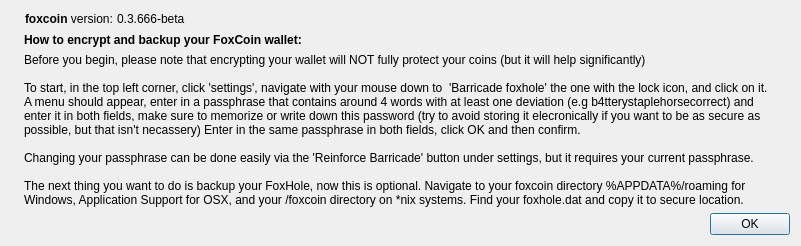
The window that src/qt/forms/protectionTutDialog.ui (plusevcoin/plusevcoin) describes before a commit, drawn with Qt 5.
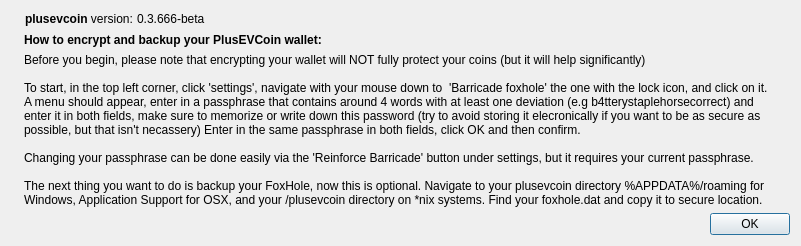
The same window after the commit. Icons and pictures are not drawn.

```diff
--- a/src/qt/forms/protectionTutDialog.ui
+++ b/src/qt/forms/protectionTutDialog.ui
@@ -65,7 +65,7 @@
            <cursorShape>IBeamCursor</cursorShape>
           </property>
           <property name="text">
-           <string>&lt;html&gt;&lt;head/&gt;&lt;body&gt;&lt;p&gt;&lt;span style=&quot; font-weight:600;&quot;&gt;foxcoin&lt;/span&gt; version: &lt;/p&gt;&lt;/body&gt;&lt;/html&gt;</string>
+           <string>&lt;html&gt;&lt;head/&gt;&lt;body&gt;&lt;p&gt;&lt;span style=&quot; font-weight:600;&quot;&gt;plusevcoin&lt;/span&gt; version: &lt;/p&gt;&lt;/body&gt;&lt;/html&gt;</string>
           </property>
           <property name="textInteractionFlags">
            <set>Qt::LinksAccessibleByMouse|Qt::TextSelectableByKeyboard|Qt::TextSelectableByMouse</set>
@@ -106,7 +106,7 @@
         </sizepolicy>
        </property>
        <property name="text">
-        <string>&lt;html&gt;&lt;head/&gt;&lt;body&gt;&lt;p&gt;&lt;span style=&quot; font-weight:600;&quot;&gt;How to encrypt and backup your FoxCoin wallet:&lt;/span&gt;&lt;/p&gt;&lt;/body&gt;&lt;/html&gt;</string>
+        <string>&lt;html&gt;&lt;head/&gt;&lt;body&gt;&lt;p&gt;&lt;span style=&quot; font-weight:600;&quot;&gt;How to encrypt and backup your PlusEVCoin wallet:&lt;/span&gt;&lt;/p&gt;&lt;/body&gt;&lt;/html&gt;</string>
        </property>
       </widget>
      </item>
@@ -122,8 +122,8 @@
 
 Changing your passphrase can be done easily via the 'Reinforce Barricade' button under settings, but it requires your current passphrase.
 
-The next thing you want to do is backup your FoxHole, now this is optional. Navigate to your foxcoin directory %APPDATA%/roaming for
-Windows, Application Support for OSX, and your /foxcoin directory on *nix systems. Find your foxhole.dat and copy it to secure location.</string>
+The next thing you want to do is backup your FoxHole, now this is optional. Navigate to your plusevcoin directory %APPDATA%/roaming for
+Windows, Application Support for OSX, and your /plusevcoin directory on *nix systems. Find your foxhole.dat and copy it to secure location.</string>
        </property>
        <property name="textInteractionFlags">
         <set>Qt::LinksAccessibleByMouse|Qt::TextSelectableByMouse</set>
```
Left out of the diff: 2 changed lines with no effect on the pictures.
